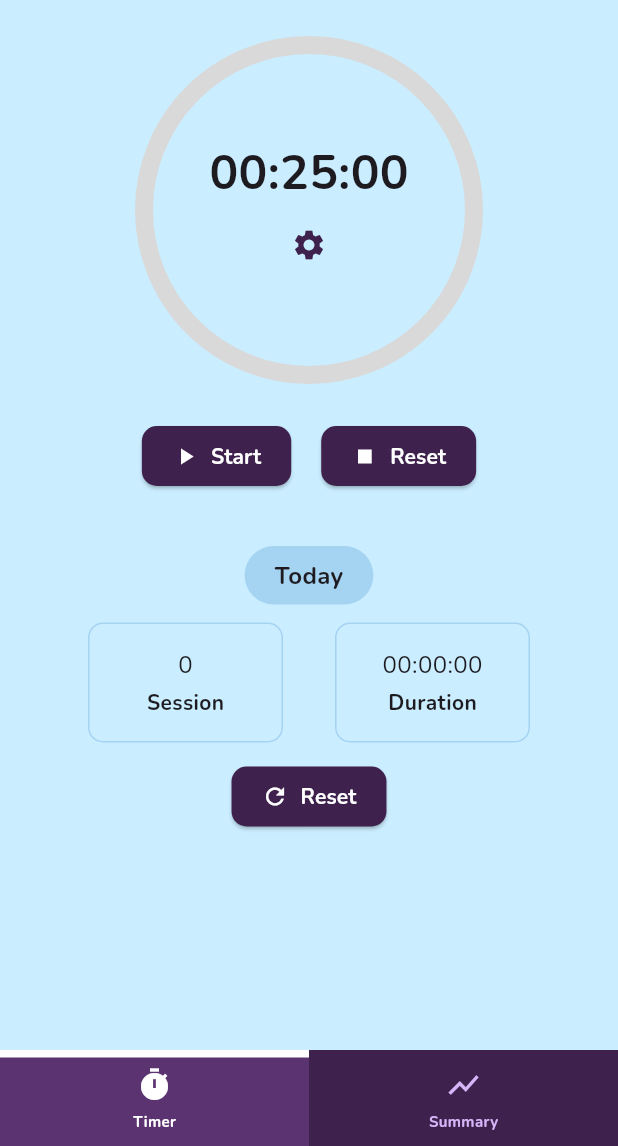
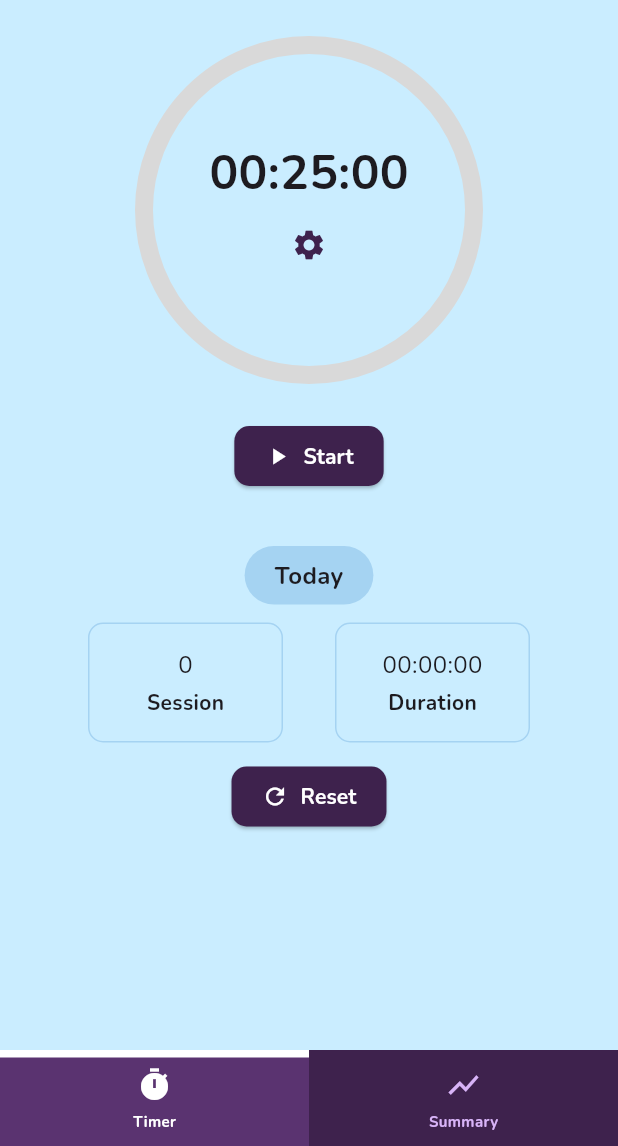
Before and after one commit to lazuardi-kipidapp/pomodoro_timer, a Flutter app: the screen it shows after launch, on a phone screen of 412 x 824 dp, the part 90-1236 px from its top. Run offline on Flutter 3.47's test engine with Material 3 defaults, Android fonts, the phone set to English and light mode, and no system bars; our stand-ins replace awesome_notifications, flutter_local_notifications, mask_text_input_formatter, shared_preferences.

```diff
--- a/lib/constants/strings.dart
+++ b/lib/constants/strings.dart
@@ -3,4 +3,5 @@ class Strings {
   static const String start = 'Start';
   static const String pause = 'Pause';
   static const String reset = 'Reset';
+  static const String resume = 'Resume';
 }
--- a/lib/screens/timer_screen.dart
+++ b/lib/screens/timer_screen.dart
@@ -19,10 +19,9 @@ class TimerScreen extends StatefulWidget {
 }
 
 class _TimerScreenState extends State<TimerScreen> {
-  bool isWorkMode = true;
-
   late TimerModel timerModel;
   bool isRunning = false;
+  bool isResumable = false;
   Timer? timer;
   final NotificationService _notificationService = NotificationService();
   String selectedMode = 'Work';
@@ -41,7 +40,10 @@ class _TimerScreenState extends State<TimerScreen> {
   }
 
   void _startTimer() {
-    setState(() => isRunning = true);
+    setState(() {
+      isRunning = true;
+      isResumable = true;
+    });
     timer = Timer.periodic(const Duration(seconds: 1), (timer) {
       if (timerModel.remainingTime > 0) {
         setState(() => timerModel.remainingTime--);
@@ -59,7 +61,10 @@ class _TimerScreenState extends State<TimerScreen> {
 
 
   void _stopTimer() {
-    setState(() => isRunning = false);
+    setState(() {
+      isRunning = false;
+      isResumable = false;
+    });
     timer?.cancel();
   }
 
@@ -118,13 +123,15 @@ class _TimerScreenState extends State<TimerScreen> {
 
                 // Mode Switcher
                 NavPills(
-                  isWorkMode: isWorkMode,
                   onTap: (bool value) {
                     setState(() {
-                      isWorkMode = value;
-                      // ubah mode dan state lainnya
+                      _stopTimer();
+                      timerModel.isWorkSession = value;
+                      timerModel.remainingTime = timerModel.isWorkSession
+                      ? timerModel.workDuration
+                      : timerModel.breakDuration;
                     });
-                  },
+                  }, isWorkSession: timerModel.isWorkSession,
                 ),
 
                 const SizedBox(height: 30),
@@ -132,7 +139,7 @@ class _TimerScreenState extends State<TimerScreen> {
                 // Circular Timer Display
                 TimerDisplay(
                   timeInSeconds: timerModel.remainingTime,
-                  totalDuration: isWorkMode ? timerModel.workDuration : timerModel.breakDuration,
+                  totalDuration: timerModel.isWorkSession ? timerModel.workDuration : timerModel.breakDuration,
                   onSettingsPressed: _showCustomTimerDialog),
 
                 const SizedBox(height: 30),
@@ -140,6 +147,7 @@ class _TimerScreenState extends State<TimerScreen> {
                 // Control Buttons
                 TimerButtons(
                   isRunning: isRunning,
+                  isResumable: isResumable,
                   onStart: _startTimer,
                   onStop: _stopTimer,
                   onReset: _resetTimer,
--- a/lib/widgets/timer_buttons copy.dart
+++ /dev/null
@@ -1,35 +0,0 @@
-import 'package:flutter/material.dart';
-import 'package:pomodoro_timer/constants/strings.dart';
-
-class TimerButtons extends StatelessWidget {
-  final bool isRunning;
-  final VoidCallback onStart;
-  final VoidCallback onStop;
-  final VoidCallback onReset;
-
-  const TimerButtons({
-    super.key,
-    required this.isRunning,
-    required this.onStart,
-    required this.onStop,
-    required this.onReset,
-  });
-
-  @override
-  Widget build(BuildContext context) {
-    return Row(
-      mainAxisAlignment: MainAxisAlignment.center,
-      children: [
-        ElevatedButton(
-          onPressed: isRunning ? onStop : onStart,
-          child: Text(isRunning ? Strings.pause : Strings.start),
-        ),
-        const SizedBox(width: 20),
-        ElevatedButton(
-          onPressed: onReset,
-          child: const Text(Strings.reset),
-        ),
-      ],
-    );
-  }
-}
--- a/lib/widgets/timer_buttons.dart
+++ b/lib/widgets/timer_buttons.dart
@@ -6,6 +6,7 @@ import 'package:pomodoro_timer/theme/app_text_styles.dart';
 
 class TimerButtons extends StatelessWidget {
   final bool isRunning;
+  final bool isResumable;
   final VoidCallback onStart;
   final VoidCallback onStop;
   final VoidCallback onReset;
@@ -13,6 +14,7 @@ class TimerButtons extends StatelessWidget {
   const TimerButtons({
     super.key,
     required this.isRunning,
+    required this.isResumable,
     required this.onStart,
     required this.onStop,
     required this.onReset,
@@ -23,11 +25,13 @@ class TimerButtons extends StatelessWidget {
     return Row(
       mainAxisAlignment: MainAxisAlignment.center,
       children: [
-        isRunning ?
-        _buildControlButton(Icons.pause, Strings.pause, onStop) :
-        _buildControlButton(Icons.play_arrow, Strings.start, onStart),
-        const SizedBox(width: 20),
-        _buildControlButton(Icons.stop, Strings.reset, onReset),
+        if (isRunning)...[
+          _buildControlButton(Icons.pause, Strings.pause, onStop),
+          const SizedBox(width: 20),
+          _buildControlButton(Icons.stop, Strings.reset, onReset),
+        ] else ...[
+          _buildControlButton(Icons.play_arrow, isResumable? Strings.resume : Strings.start, onStart),
+        ],
       ],
     );
   }
--- a/lib/widgets/timer_display copy.dart
+++ /dev/null
@@ -1,15 +0,0 @@
-import 'package:flutter/material.dart';
-import 'package:pomodoro_timer/utils/time_utils.dart';
-
-class TimerDisplay extends StatelessWidget {
-  final int timeInSeconds;
-  const TimerDisplay({super.key, required this.timeInSeconds});
-
-  @override
-  Widget build(BuildContext context) {
-    return Text(
-      formatDurationFromSeconds(timeInSeconds),
-      style: const TextStyle(fontSize: 48, fontWeight: FontWeight.bold),
-    );
-  }
-}
--- a/lib/widgets/timer_navpills.dart
+++ b/lib/widgets/timer_navpills.dart
@@ -3,12 +3,12 @@ import 'package:pomodoro_timer/theme/app_colors.dart';
 import 'package:pomodoro_timer/theme/app_text_styles.dart';
 
 class NavPills extends StatelessWidget {
-  final bool isWorkMode;
+  final bool isWorkSession;
   final Function(bool) onTap;
 
   const NavPills({
     super.key,
-    required this.isWorkMode,
+    required this.isWorkSession,
     required this.onTap,
   });
 
@@ -23,7 +23,7 @@ class NavPills extends StatelessWidget {
         children: ['Work', 'Break'].asMap().entries.map((entry) {
           final index = entry.key;
           final label = entry.value;
-          final selected = (index == 0 && isWorkMode) || (index == 1 && !isWorkMode);
+          final selected = (index == 0 && isWorkSession) || (index == 1 && !isWorkSession);
 
           return Expanded(
             child: GestureDetector(
```
Also changed, not shown: lib/screens/timer_screen_old.dart (deleted, +0 -171 lines).
